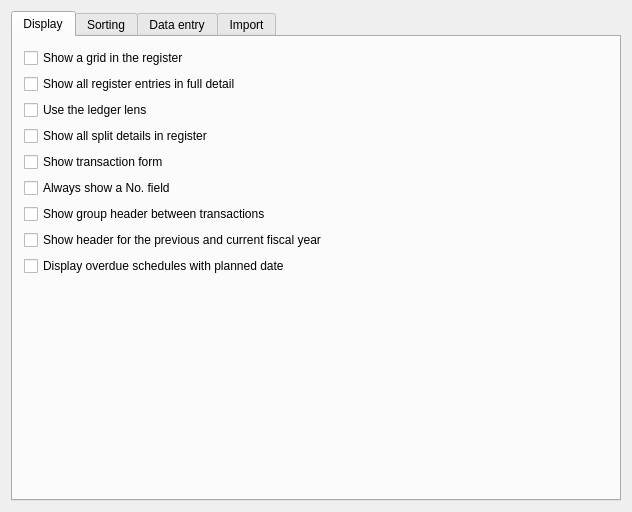
This is kmymoney/dialogs/settings/ksettingsregister.ui in KDE/kmymoney as Qt 5 draws it before an edit. The edited form follows.
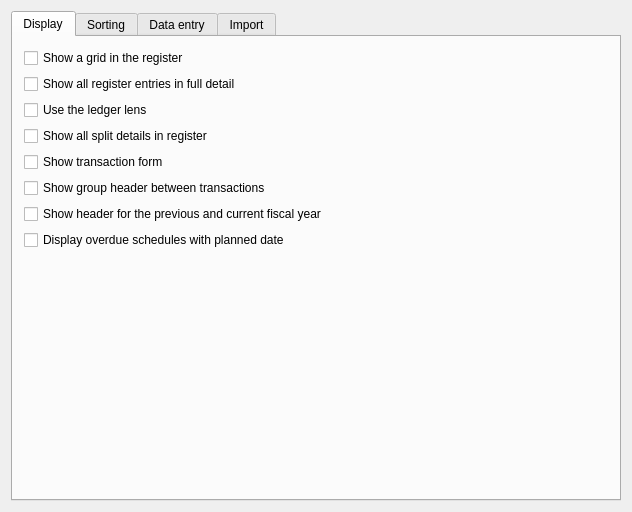
This is the edited form. Custom widgets are drawn as their Qt base class.

Commit message:
Remove unused option 'Always show no field'
FIXED-IN: master

What changed in the file:
```diff
--- a/kmymoney/dialogs/settings/ksettingsregister.ui
+++ b/kmymoney/dialogs/settings/ksettingsregister.ui
@@ -71,16 +71,6 @@
          </property>
         </widget>
        </item>
-       <item>
-        <widget class="QCheckBox" name="kcfg_AlwaysShowNrField">
-         <property name="text">
-          <string>Always show a No. field</string>
-         </property>
-         <property name="shortcut">
-          <string/>
-         </property>
-        </widget>
-       </item>
        <item>
         <widget class="QCheckBox" name="kcfg_ShowFancyMarker">
          <property name="whatsThis">
```
The commit also changes 1 other file.
